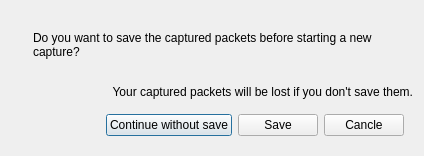
The window that myshark/ui/dialogs/saveorclosefiledialog.ui (Ghivern/MyShark) describes before a commit, drawn with Qt 5.
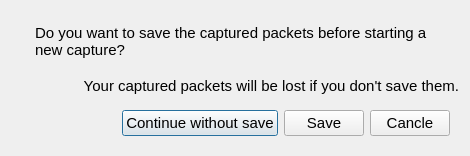
The same window after the commit. Icons and pictures are not drawn.

Patch:
```diff
--- a/myshark/ui/dialogs/saveorclosefiledialog.ui
+++ b/myshark/ui/dialogs/saveorclosefiledialog.ui
@@ -9,7 +9,7 @@
    <rect>
     <x>0</x>
     <y>0</y>
-    <width>424</width>
+    <width>470</width>
     <height>156</height>
    </rect>
   </property>
@@ -21,16 +21,21 @@
   </property>
   <property name="minimumSize">
    <size>
-    <width>424</width>
+    <width>470</width>
     <height>156</height>
    </size>
   </property>
   <property name="maximumSize">
    <size>
-    <width>424</width>
+    <width>470</width>
     <height>156</height>
    </size>
   </property>
+  <property name="font">
+   <font>
+    <pointsize>11</pointsize>
+   </font>
+  </property>
   <property name="windowTitle">
    <string>Dialog</string>
   </property>
```
